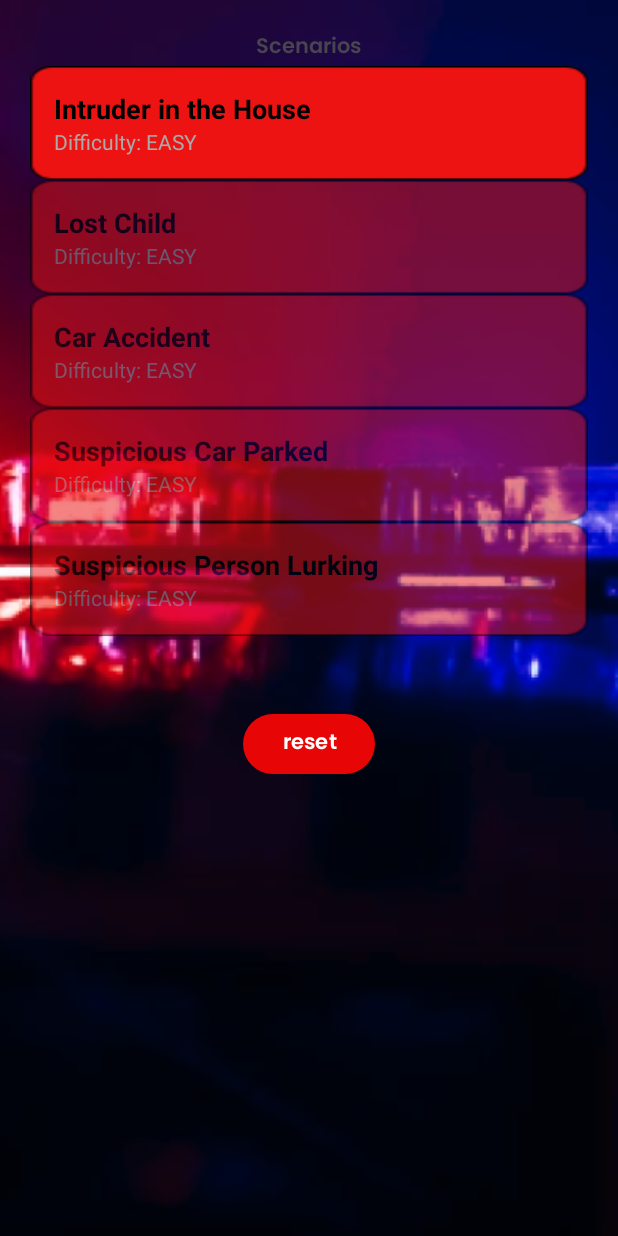
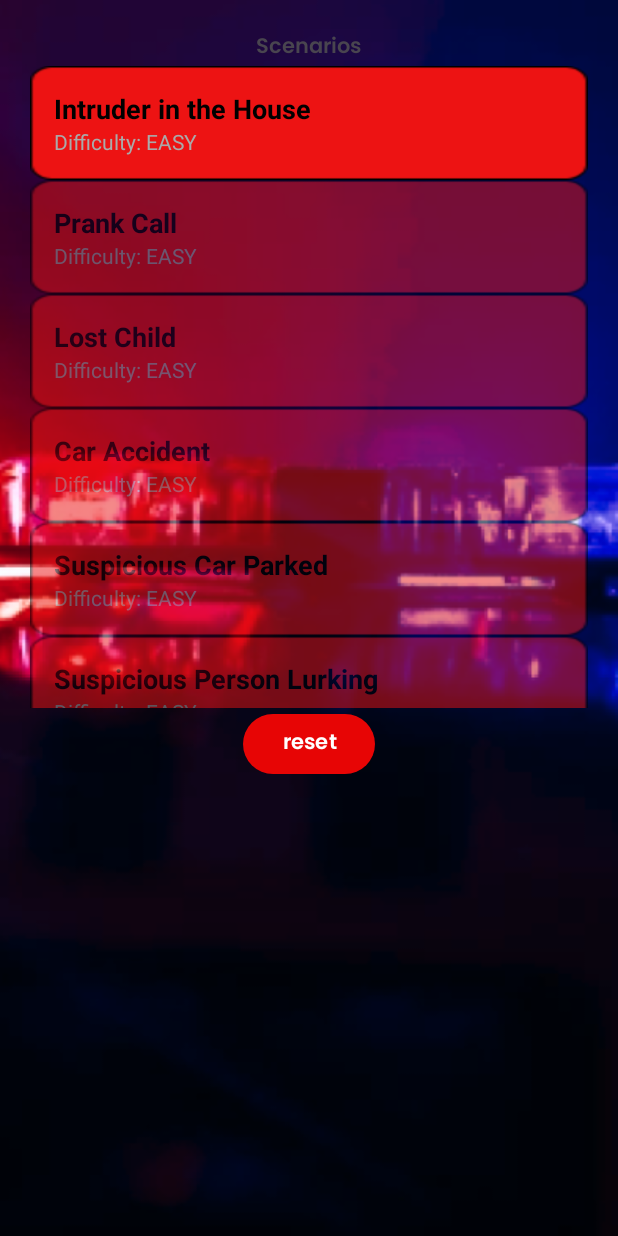
Before and after one commit to Kangkong24/CalltoDuty, an Android app: the GameDifficulty screen opened directly, with no data from a screen before it, after a tap on an icon or button, on a phone screen of 412 x 824 dp. Run offline under Robolectric (Android 15) with nearby library versions, the phone set to English and light mode, and no system bars; 1 statement that could not run was skipped.

Commit message:
Improving ui and adding more scenarios.

```diff
--- a/app/src/main/java/com/example/calltoduty/EmergencyScenario.kt
+++ b/app/src/main/java/com/example/calltoduty/EmergencyScenario.kt
@@ -146,13 +146,70 @@ val emergencyScenarios: List<EmergencyScenario> = listOf(
 
     EmergencyScenario(
         difficulty = Difficulty.EASY,
+        scenarioName = "Prank Call",
+        steps = mutableListOf(
+            Dialogue(
+                message = "You receive a call from someone claiming there's a fire at the local mall.",
+                textOptions = listOf("What’s your location?", "Can you describe the fire?", "How long has the fire been burning?"),
+                responseMessages = mapOf(
+                    0 to "Uh… I’m actually not at the mall right now, but I saw it earlier.",
+                    1 to "It’s, um, really big, and there’s smoke everywhere!",
+                    2 to "It just started, I think. Like, maybe five minutes ago."
+                )
+            ),
+            Dialogue(
+                message = "",
+                textOptions = listOf("Are there people around?", "Did you see anyone hurt?", "Why didn't you call sooner?"),
+                responseMessages = mapOf(
+                    0 to "Yeah, there are a few people, I guess.",
+                    1 to "Um, no one looked hurt when I saw it.",
+                    2 to "I just… remembered to call now, I guess."
+                )
+            ),
+            Dialogue(
+                message = "",
+                textOptions = listOf("Can you describe the smoke?", "Are you safe?", "What’s your name?"),
+                responseMessages = mapOf(
+                    0 to "It’s, uh, dark smoke? Or maybe light? I’m not sure.",
+                    1 to "I’m safe, yeah. I’m at home.",
+                    2 to "Why do you need to know my name?"
+                )
+            ),
+            Dialogue(
+                message = "",
+                textOptions = listOf("Are you sure this is real?", "Do you need medical help?", "Is there anyone else who can confirm this?"),
+                responseMessages = mapOf(
+                    0 to "Uh… yeah, it’s real. I’m not lying.",
+                    1 to "No, I’m fine. Don’t worry about me.",
+                    2 to "No, I don’t think anyone else saw it."
+                )
+            ),
+            Dialogue(
+                message = "",
+                textOptions = listOf("We’ll send someone to check it out.", "Stay on the line, please.", "I’ll need more details from you."),
+                responseMessages = mapOf(
+                    0 to "Okay, thanks.",
+                    1 to "I don’t really want to stay on the line.",
+                    2 to "I told you all I know. Can you just send someone?"
+                )
+            ),
+            Dialogue(
+                message = "",
+                imageOptions = listOf(R.drawable.ambulance_btn, R.drawable.firetruck_btn, R.drawable.endcall_btn),
+                correctOption = setOf(2) // The correct response is to send police to assess if it’s a prank, but with caution.
+            )
+        )
+    ),
+
+    EmergencyScenario(
+        difficulty = Difficulty.EASY,
         scenarioName = "Lost Child",
         steps = mutableListOf(
             Dialogue(
                 message = "You receive a call from a concerned parent about a missing child.",
                 textOptions = listOf("How old is your child?", "When did they go missing?", "What are they wearing?"),
                 responseMessages = mapOf(
-                    0 to "They are 5 years old.",
+                    0 to "My child is 5 years old.",
                     1 to "They went missing about an hour ago.",
                     2 to "They are wearing a red jacket and jeans."
                 )
@@ -353,30 +410,39 @@ val emergencyScenarios: List<EmergencyScenario> = listOf(
         scenarioName = "House Fire",
         steps = mutableListOf(
             Dialogue(
-                message = "You receive a call about a fire breaking out in a house.",
-                textOptions = listOf("Where are you?", "Is anyone inside?", "What caused the fire?"),
+                message = "You receive a frantic call from a resident reporting a fire in their house. The caller sounds terrified.",
+                textOptions = listOf("Where are you right now?", "Is anyone still inside?", "What do you see around you?"),
                 responseMessages = mapOf(
-                    0 to "I'm at 456 Maple Street.",
-                    1 to "Yes, my family is still inside!",
-                    2 to "I don't know! It just started suddenly."
+                    0 to "I'm at 456 Maple Street, the fire is huge!",
+                    1 to "Yes, my whole family is trapped on the second floor! Please help!",
+                    2 to "I see flames coming out of the windows and thick smoke!"
                 )
             ),
             Dialogue(
                 message = "",
-                textOptions = listOf("Can they get out?", "Stay calm, help is on the way.", "Do you have a fire extinguisher?"),
+                textOptions = listOf("Can they escape through a window?", "Stay calm, help is on the way.", "Do you have any means to put out the fire?"),
                 responseMessages = mapOf(
-                    0 to "No, they are trapped on the second floor.",
-                    1 to "I’m trying to stay calm, but it’s spreading fast!",
-                    2 to "No, I don’t have one!"
+                    0 to "No, they are trapped! The fire is blocking the stairs!",
+                    1 to "I’m trying to stay calm, but it’s spreading so quickly!",
+                    2 to "I don’t have anything to stop it! It’s too big!"
                 )
             ),
             Dialogue(
                 message = "",
-                textOptions = listOf("Can you see the fire?", "Break a window!", "Is anyone injured?"),
+                textOptions = listOf("Can you see the fire clearly?", "Try to get to a window and signal for help!", "Is anyone hurt or in danger?"),
                 responseMessages = mapOf(
-                    0 to "The fire is blocking the stairs.",
-                    1 to "I can't get close enough to help.",
-                    2 to "I think my daughter is hurt!"
+                    0 to "Yes, the flames are raging in the living room, and smoke is filling the house!",
+                    1 to "I can’t reach the window; it’s too dangerous!",
+                    2 to "I think my daughter is hurt! She might have fallen!"
+                )
+            ),
+            Dialogue(
+                message = "",
+                textOptions = listOf("Tell your family to stay low to the ground!", "Keep talking to me, help is on the way!", "Try to find a place to escape!"),
+                responseMessages = mapOf(
+                    0 to "They’re trying, but the smoke is too much!",
+                    1 to "I can hear the sirens in the distance, but it feels like forever!",
+                    2 to "I can’t leave them! What should I do?"
                 )
             ),
             Dialogue(
@@ -386,6 +452,66 @@ val emergencyScenarios: List<EmergencyScenario> = listOf(
             )
         )
     ),
+
+
+    EmergencyScenario(
+        difficulty = Difficulty.MEDIUM,
+        scenarioName = "Dog Attack",
+        steps = mutableListOf(
+            Dialogue(
+                message = "You receive a call from a panicked resident who says, 'There’s a dog going crazy in the neighborhood, and it’s attacking anyone it sees!'",
+                textOptions = listOf("Where are you right now?", "Can you describe the dog?", "Has anyone been injured?"),
+                responseMessages = mapOf(
+                    0 to "I’m hiding inside my house, but it’s right outside!",
+                    1 to "It’s a big dog, looks like it has foam around its mouth.",
+                    2 to "Yes, my neighbor got bit pretty badly."
+                )
+            ),
+            Dialogue(
+                message = "",
+                textOptions = listOf("Is the dog still outside?", "How many people are nearby?", "Has animal control been called?"),
+                responseMessages = mapOf(
+                    0 to "Yes, it’s pacing back and forth.",
+                    1 to "There are a few people trying to hide or run away.",
+                    2 to "No, I called you first!"
+                )
+            ),
+            Dialogue(
+                message = "",
+                textOptions = listOf("Can you stay inside?", "Are there any children or elderly around?", "Is anyone trying to contain the dog?"),
+                responseMessages = mapOf(
+                    0 to "Yes, I’m staying inside and locking the doors.",
+                    1 to "Yes, some children were playing outside but are hiding now.",
+                    2 to "No, no one wants to get close to it!"
+                )
+            ),
+            Dialogue(
+                message = "",
+                textOptions = listOf("Please don’t go outside.", "Keep watching from a safe distance.", "Try to call the dog over."),
+                responseMessages = mapOf(
+                    0 to "I’ll stay inside, don’t worry.",
+                    1 to "Okay, I’m watching from the window.",
+                    2 to "I don’t think that’s a good idea!"
+                )
+            ),
+            Dialogue(
+                message = "",
+                textOptions = listOf("We’re sending help, stay calm.", "Do you need medical assistance for the bitten neighbor?", "Can you describe any other unusual behavior from the dog?"),
+                responseMessages = mapOf(
+                    0 to "Thank you, I’m so worried.",
+                    1 to "Yes, the bite looks serious.",
+                    2 to "It’s just acting wild, barking and attacking."
+                )
+            ),
+            Dialogue(
+                message = "",
+                imageOptions = listOf(R.drawable.ambulance_btn, R.drawable.firetruck_btn, R.drawable.animalcontrol_btn),// need to create a animal control option
+                correctOption = setOf(2)
+            )
+        )
+    ),
+
+
 
     EmergencyScenario(
         difficulty = Difficulty.MEDIUM,
@@ -608,6 +734,66 @@ val emergencyScenarios: List<EmergencyScenario> = listOf(
 
 
     //Hard Difficulty here
+
+    EmergencyScenario(
+        difficulty = Difficulty.HARD,
+        scenarioName = "Pizza Order",
+        steps = mutableListOf(
+            Dialogue(
+                message = "You receive a call from a woman who says, 'Hi, I’d like to order a pizza for delivery.'",
+                textOptions = listOf("This is 911. Do you need help?", "Ma'am, this is an emergency line.", "What toppings would you like?"),
+                responseMessages = mapOf(
+                    0 to "Yes, please. I need a large pizza.",
+                    1 to "Yes, a pizza, please.",
+                    2 to "Anything, just make it quick."
+                )
+            ),
+            Dialogue(
+                message = "",
+                textOptions = listOf("Is there someone with you?", "Are you in danger?", "How soon do you need it?"),
+                responseMessages = mapOf(
+                    0 to "Yes, he’s right here.",
+                    1 to "Yes, I am.",
+                    2 to "As soon as possible, please."
+                )
+            ),
+            Dialogue(
+                message = "",
+                textOptions = listOf("Can you stay on the line?", "Is there a safe place you can go?", "Do you need medical assistance?"),
+                responseMessages = mapOf(
+                    0 to "No, I don’t think I can stay long.",
+                    1 to "No, not right now.",
+                    2 to "Maybe, I’m not sure."
+                )
+            ),
+            Dialogue(
+                message = "",
+                textOptions = listOf("Can you confirm your address for delivery?", "Do you want us to bring extra help?", "How many people are there with you?"),
+                responseMessages = mapOf(
+                    0 to "Yes, it’s 123 Main Street.",
+                    1 to "Yes, extra help would be good.",
+                    2 to "Just one other person."
+                )
+            ),
+            Dialogue(
+                message = "",
+                textOptions = listOf("Help is on the way, stay safe.", "We’ll be there soon with your order.", "Try to stay calm and act normal."),
+                responseMessages = mapOf(
+                    0 to "Thank you.",
+                    1 to "Okay, thank you.",
+                    2 to "I will, thank you."
+                )
+            ),
+            Dialogue(
+                message = "",
+                imageOptions = listOf(R.drawable.ambulance_btn, R.drawable.firetruck_btn, R.drawable.police_btn),
+                correctOption = setOf(2) // Sending the police is the correct action, as this is a domestic violence emergency.
+            )
+        )
+    ),
+
+
+
     EmergencyScenario(
         difficulty = Difficulty.HARD,
         scenarioName = "Armed Robbery in Progress",
--- a/app/src/main/java/com/example/calltoduty/GameDifficulty.kt
+++ b/app/src/main/java/com/example/calltoduty/GameDifficulty.kt
@@ -18,15 +18,19 @@ class GameDifficulty : AppCompatActivity() {
         val easyButton = findViewById<ImageView>(R.id.easy_btn)
         val mediumButton = findViewById<ImageView>(R.id.medium_btn)
         val hardButton = findViewById<ImageView>(R.id.hard_btn)
+        val scenario = intent.getStringExtra("selectedScenario") ?: " "
 
         easyButton.setOnClickListener {
             startScenarioListWithDifficulty(Difficulty.EASY)
+            intent.putExtra("selectedScenario", scenario)
         }
         mediumButton.setOnClickListener {
             startScenarioListWithDifficulty(Difficulty.MEDIUM)
+            intent.putExtra("selectedScenario", scenario)
         }
         hardButton.setOnClickListener {
             startScenarioListWithDifficulty(Difficulty.HARD)
+            intent.putExtra("selectedScenario", scenario)
         }
     }
 
--- a/app/src/main/java/com/example/calltoduty/ScenarioListActivity.kt
+++ b/app/src/main/java/com/example/calltoduty/ScenarioListActivity.kt
@@ -29,7 +29,7 @@ class ScenarioListActivity : AppCompatActivity() {
         val nickname = sharedPreferences.getString("nickname", "") ?: ""
         Log.d("retrieveNickname", "Nickname retrieved in ScenarioListActivity: $nickname")
 
-        // Rest of your setup code
+
         initViews()
         setupGameProgressManager()
         loadScenarios()
@@ -46,12 +46,12 @@ class ScenarioListActivity : AppCompatActivity() {
         recyclerView.layoutManager = LinearLayoutManager(this)
     }
 
-    private fun setupGameProgressManager() {
+   private fun setupGameProgressManager() {
         val gson: Gson = GsonBuilder()
             .setLenient()
             .create()
         val apiService = Retrofit.Builder()
-            .baseUrl("http://192.168.100.16/")
+            .baseUrl("http://192.168.100.16-/")
             .addConverterFactory(GsonConverterFactory.create(gson))
             .build()
             .create(ApiService::class.java)
--- a/app/src/main/res/layout/activity_game_play.xml
+++ b/app/src/main/res/layout/activity_game_play.xml
@@ -78,7 +78,7 @@
         <ImageView
             android:id="@+id/optionImage1"
             android:layout_width="match_parent"
-            android:layout_height="85dp"
+            android:layout_height="82dp"
             android:layout_marginTop="10dp"
             android:layout_gravity="center"
             android:visibility="gone"/>
@@ -86,16 +86,16 @@
         <ImageView
             android:id="@+id/optionImage2"
             android:layout_width="match_parent"
-            android:layout_height="85dp"
-            android:layout_marginTop="10dp"
+            android:layout_height="82dp"
+            android:layout_marginTop="11dp"
             android:layout_gravity="center"
             android:visibility="gone"/>
 
         <ImageView
             android:id="@+id/optionImage3"
             android:layout_width="match_parent"
-            android:layout_height="90dp"
-            android:layout_marginTop="9dp"
+            android:layout_height="87dp"
+            android:layout_marginTop="10dp"
             android:layout_gravity="center"
             android:visibility="gone"/>
 
```
Also changed, not shown: app/src/main/res/drawable/ambulance_btn.png, app/src/main/res/drawable/animalcontrol_btn.png (added), app/src/main/res/drawable/endcall_btn.png (added), app/src/main/res/drawable/firetruck_btn.png, app/src/main/res/drawable/police_btn.png.
